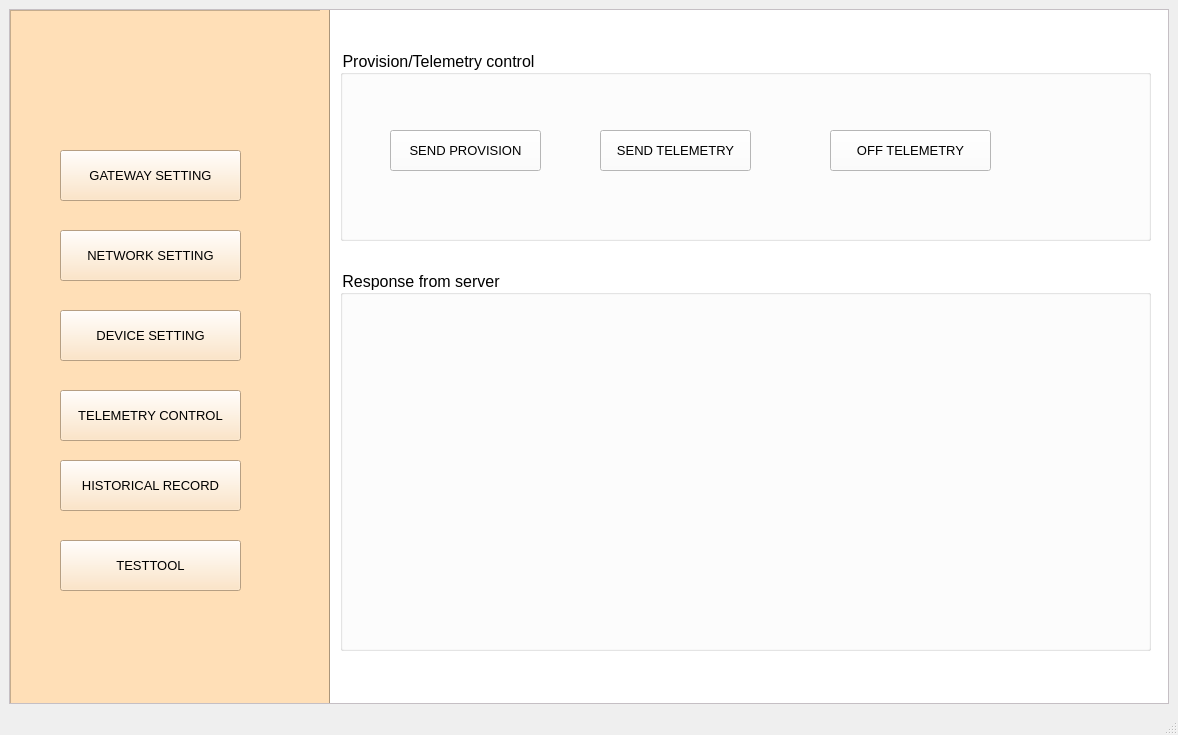
Qt form Thesis/configUI/UI/telemetry.ui (tnt310/ptn209b3) before a commit.
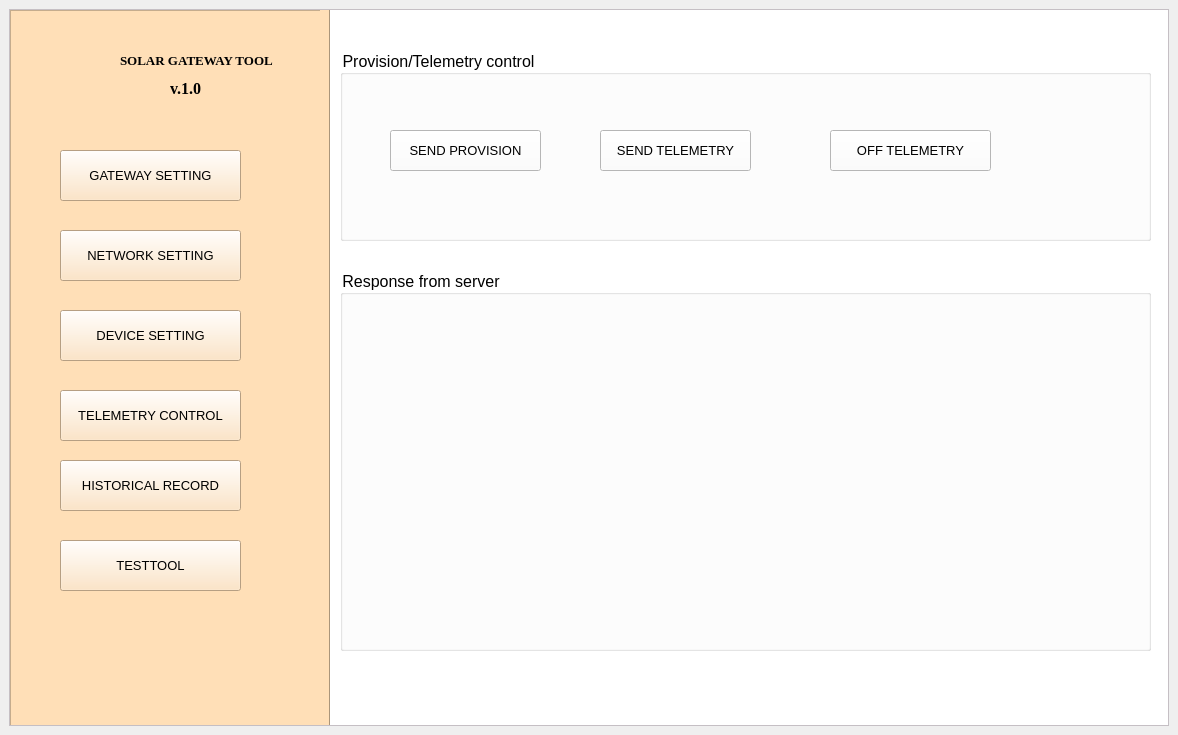
The same form after that commit. Icons and pictures are not drawn.

```diff
--- a/Thesis/configUI/UI/telemetry.ui
+++ b/Thesis/configUI/UI/telemetry.ui
@@ -30,7 +30,7 @@
          <x>0</x>
          <y>0</y>
          <width>1154</width>
-         <height>660</height>
+         <height>711</height>
         </rect>
        </property>
        <widget class="QFrame" name="list">
@@ -179,6 +179,69 @@
           <string>TELEMETRY CONTROL</string>
          </property>
         </widget>
+        <widget class="QLabel" name="label">
+         <property name="geometry">
+          <rect>
+           <x>10</x>
+           <y>10</y>
+           <width>101</width>
+           <height>91</height>
+          </rect>
+         </property>
+         <property name="text">
+          <string/>
+         </property>
+         <property name="pixmap">
+          <pixmap>C:/Users/ACER/Desktop/manual/Thesis/image/Solar-DNR-ICONS.png</pixmap>
+         </property>
+         <property name="scaledContents">
+          <bool>true</bool>
+         </property>
+        </widget>
+        <widget class="QLabel" name="label_3">
+         <property name="geometry">
+          <rect>
+           <x>160</x>
+           <y>70</y>
+           <width>41</width>
+           <height>16</height>
+          </rect>
+         </property>
+         <property name="font">
+          <font>
+           <family>Times New Roman</family>
+           <pointsize>12</pointsize>
+           <weight>75</weight>
+           <bold>true</bold>
+          </font>
+         </property>
+         <property name="text">
+          <string>v.1.0</string>
+         </property>
+        </widget>
+        <widget class="QLabel" name="label_2">
+         <property name="geometry">
+          <rect>
+           <x>110</x>
+           <y>40</y>
+           <width>191</width>
+           <height>21</height>
+          </rect>
+         </property>
+         <property name="font">
+          <font>
+           <family>Times New Roman</family>
+           <pointsize>10</pointsize>
+           <weight>75</weight>
+           <italic>false</italic>
+           <bold>true</bold>
+           <strikeout>false</strikeout>
+          </font>
+         </property>
+         <property name="text">
+          <string>SOLAR GATEWAY TOOL</string>
+         </property>
+        </widget>
         <zorder>gatewaysetting</zorder>
         <zorder>devicesetting</zorder>
         <zorder>historical</zorder>
@@ -297,17 +360,6 @@
     </item>
    </layout>
   </widget>
-  <widget class="QStatusBar" name="statusbar"/>
-  <widget class="QMenuBar" name="menubar">
-   <property name="geometry">
-    <rect>
-     <x>0</x>
-     <y>0</y>
-     <width>1178</width>
-     <height>26</height>
-    </rect>
-   </property>
-  </widget>
  </widget>
  <resources/>
  <connections/>
```
Left out of the diff: 3 changed lines with no effect on the pictures.
